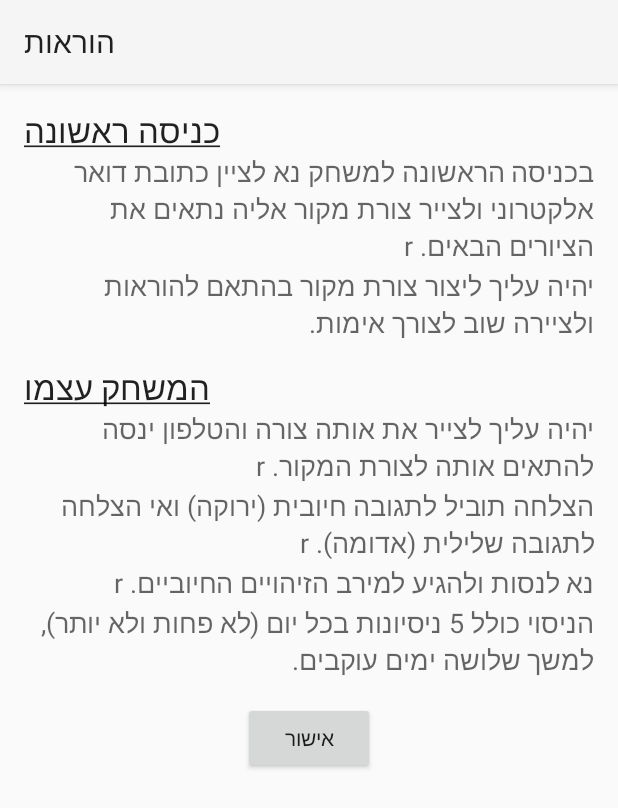
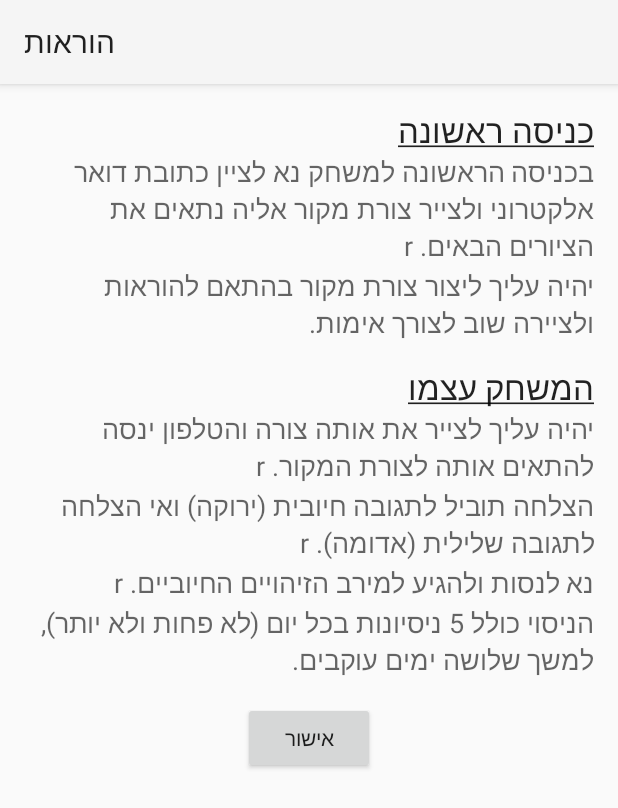
Before and after one commit to rc59/verifyooandroid, an Android app: the Instructions screen opened directly, with no data from a screen before it, on a phone screen of 412 x 824 dp. Shown: the top 808 px of the screen. Run offline under Robolectric (Android 15) with nearby library versions, the phone set to English and light mode, and no system bars.

Commit message:
add right gravity to instructions text

```diff
--- a/ExpApp/app/src/main/res/layout/activity_instructions.xml
+++ b/ExpApp/app/src/main/res/layout/activity_instructions.xml
@@ -11,6 +11,7 @@
         android:paddingLeft="@dimen/activity_vertical_margin"
         android:paddingRight="@dimen/activity_vertical_margin"
         android:paddingTop="@dimen/activity_vertical_margin"
+        android:layout_gravity="right"
         android:layout_width="wrap_content"
         android:layout_height="wrap_content" />
 
@@ -29,6 +30,7 @@
         android:paddingLeft="@dimen/activity_vertical_margin"
         android:paddingRight="@dimen/activity_vertical_margin"
         android:text="@string/instructionsMatch"
+        android:layout_gravity="right"
         android:layout_width="wrap_content"
         android:layout_height="wrap_content" />
 
```
Also changed, not shown: 1 other file.
